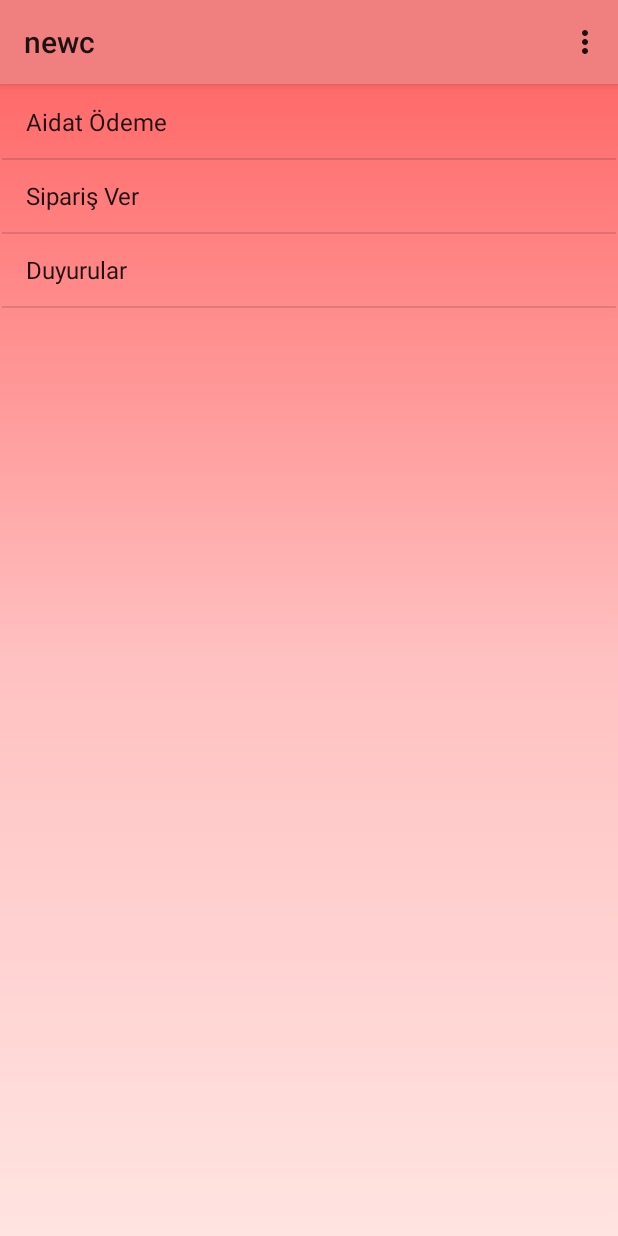
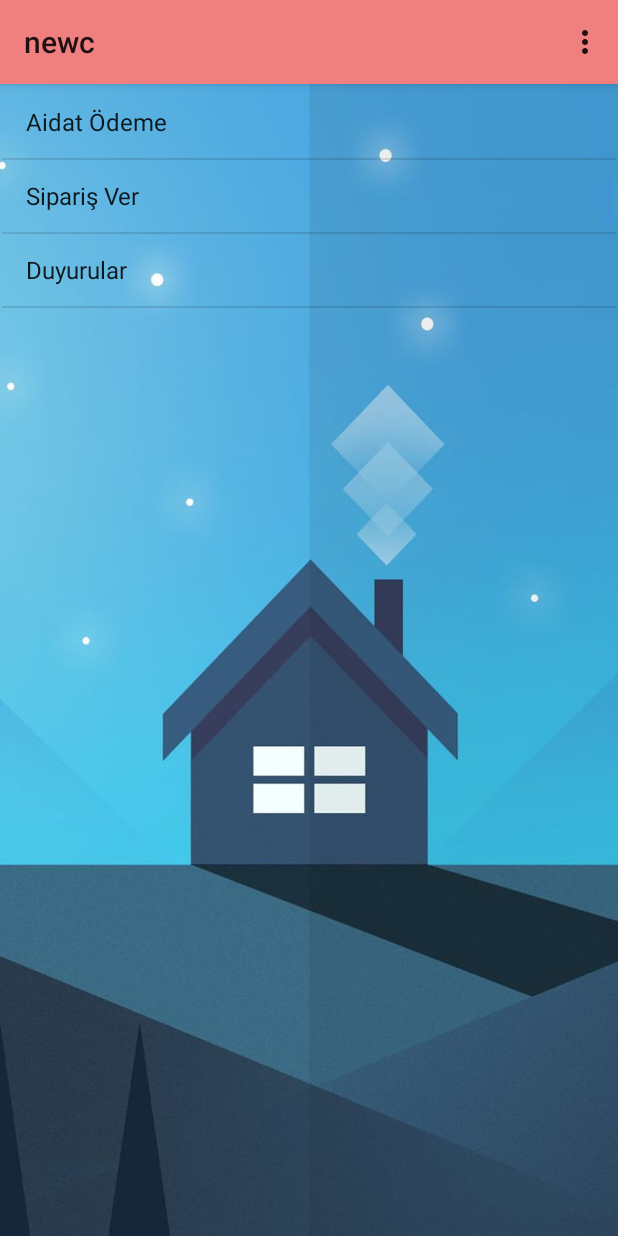
Before and after one commit to alisamioglu/NewProjeGitHub1, an Android app: the HomePage screen opened directly, with no data from a screen before it, on a phone screen of 412 x 824 dp. Run offline under Robolectric (Android 15) with nearby library versions, the phone set to English and light mode, and no system bars; our stand-ins replace Firebase (no records; nobody signed in at launch, a user with empty details on screens opened directly).

Commit message:
tasarımm

```diff
--- a/app/src/main/res/layout/activity_home_page.xml
+++ b/app/src/main/res/layout/activity_home_page.xml
@@ -4,8 +4,9 @@
     xmlns:tools="http://schemas.android.com/tools"
     android:layout_width="match_parent"
     android:layout_height="match_parent"
-    android:background="@drawable/consarkaplan"
+    android:background="@drawable/ada"
     tools:context=".HomePage">
+
 
     <ListView
         android:id="@+id/listView"
--- a/app/src/main/res/layout/user_layout.xml
+++ b/app/src/main/res/layout/user_layout.xml
@@ -12,7 +12,7 @@
             android:layout_width="wrap_content"
             android:layout_height="wrap_content"
             android:text="Ali"
-            android:textSize="30sp"
+            android:textSize="40sp"
             android:textStyle="bold"
             android:layout_marginLeft="10dp"/>
 
```
Also changed, not shown: app/src/main/res/drawable/ada.jpeg (added).
